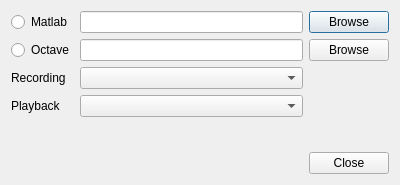
Before: the Qt Designer form tools/settingsdialog.ui in gustafsson/freq, drawn with Qt 5.
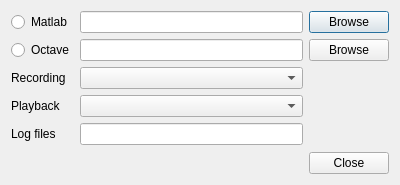
After: the same form once the commit is applied.

Commit message: Settings dialog displays log directory

```diff
--- a/tools/settingsdialog.ui
+++ b/tools/settingsdialog.ui
@@ -70,6 +70,20 @@
      <item row="4" column="1">
       <widget class="QComboBox" name="comboBoxAudioOut"/>
      </item>
+     <item row="5" column="0">
+      <widget class="QLabel" name="label_3">
+       <property name="text">
+        <string>Log files</string>
+       </property>
+      </widget>
+     </item>
+     <item row="5" column="1">
+      <widget class="QLineEdit" name="lineEditLogFiles">
+       <property name="readOnly">
+        <bool>true</bool>
+       </property>
+      </widget>
+     </item>
     </layout>
    </item>
    <item>
```
The commit also changes 2 other files.
